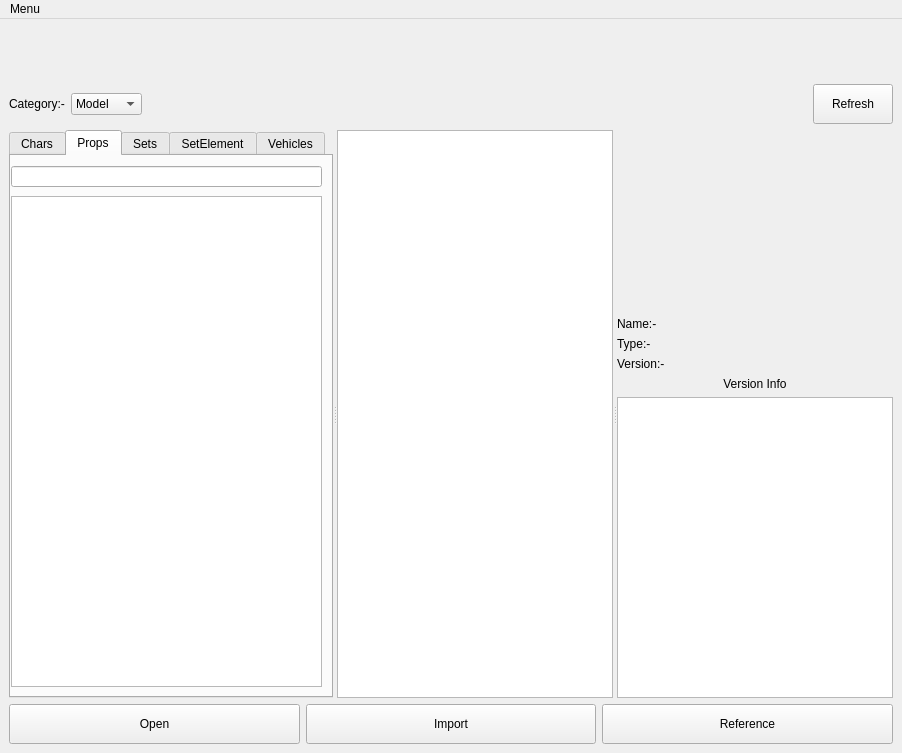
Old version of the form bsPipe/bs_ui/bsui_asset/bsui_assetManager.ui in the repository amolrupnar/bsPipe.
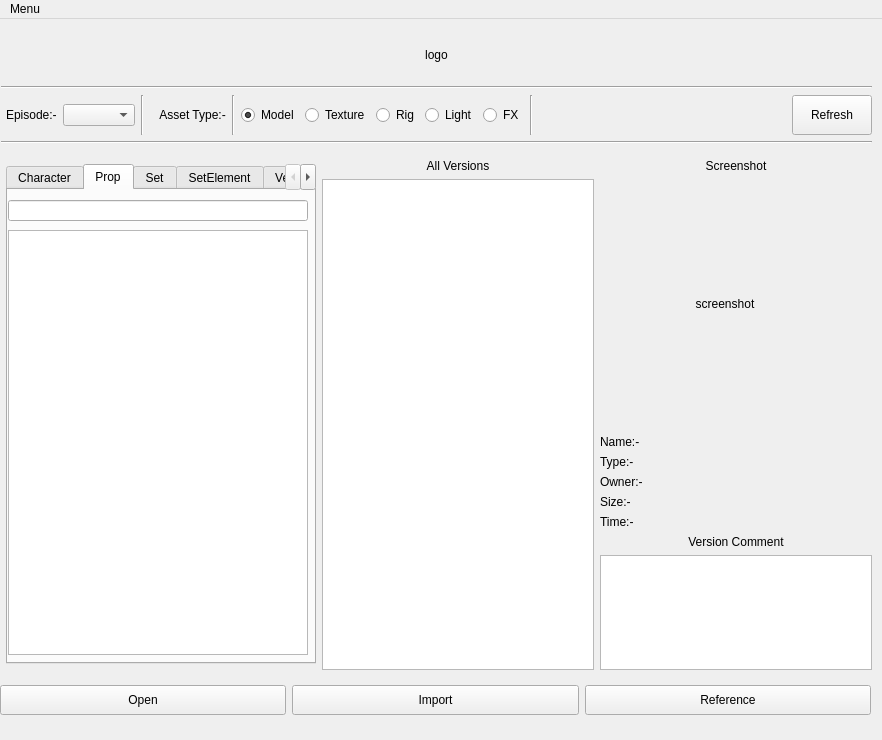
New version of the form. The open tabs and pages were chosen to show the change.

What changed in the file:
```diff
--- a/bsPipe/bs_ui/bsui_asset/bsui_assetManager.ui
+++ b/bsPipe/bs_ui/bsui_asset/bsui_assetManager.ui
@@ -6,16 +6,43 @@
    <rect>
     <x>0</x>
     <y>0</y>
-    <width>902</width>
-    <height>753</height>
+    <width>882</width>
+    <height>740</height>
    </rect>
   </property>
+  <property name="sizePolicy">
+   <sizepolicy hsizetype="Fixed" vsizetype="Fixed">
+    <horstretch>0</horstretch>
+    <verstretch>0</verstretch>
+   </sizepolicy>
+  </property>
+  <property name="minimumSize">
+   <size>
+    <width>882</width>
+    <height>740</height>
+   </size>
+  </property>
+  <property name="maximumSize">
+   <size>
+    <width>882</width>
+    <height>740</height>
+   </size>
+  </property>
   <property name="windowTitle">
    <string>Bioscopewala Asset Manager</string>
   </property>
   <widget class="QWidget" name="centralwidget">
-   <layout class="QGridLayout" name="gridLayout_2">
-    <item row="0" column="0">
+   <widget class="QWidget" name="layoutWidget">
+    <property name="geometry">
+     <rect>
+      <x>1</x>
+      <y>11</y>
+      <width>871</width>
+      <height>118</height>
+     </rect>
+    </property>
+    <layout class="QVBoxLayout" name="verticalLayout_4">
+     <item>
      <widget class="QLabel" name="logo_lbl">
       <property name="sizePolicy">
        <sizepolicy hsizetype="Preferred" vsizetype="Fixed">
@@ -23,6 +50,12 @@
         <verstretch>1</verstretch>
        </sizepolicy>
       </property>
+       <property name="minimumSize">
+        <size>
+         <width>0</width>
+         <height>50</height>
+        </size>
+       </property>
       <property name="maximumSize">
        <size>
         <width>16777215</width>
@@ -33,12 +66,42 @@
        <string>ui logo</string>
       </property>
       <property name="text">
-       <string/>
-      </property>
-     </widget>
-    </item>
-    <item row="1" column="0">
+        <string>logo</string>
+       </property>
+       <property name="alignment">
+        <set>Qt::AlignCenter</set>
+       </property>
+      </widget>
+     </item>
+     <item>
+      <widget class="Line" name="line_3">
+       <property name="orientation">
+        <enum>Qt::Horizontal</enum>
+       </property>
+      </widget>
+     </item>
+     <item>
      <layout class="QHBoxLayout" name="horizontalLayout_3">
+       <property name="leftMargin">
+        <number>5</number>
+       </property>
+       <item>
+        <widget class="QLabel" name="episode_lbl">
+         <property name="text">
+          <string>Episode:-</string>
+         </property>
+        </widget>
+       </item>
+       <item>
+        <widget class="QComboBox" name="episode_cBox"/>
+       </item>
+       <item>
+        <widget class="Line" name="line_5">
+         <property name="orientation">
+          <enum>Qt::Vertical</enum>
+         </property>
+        </widget>
+       </item>
       <item>
        <widget class="QLabel" name="label_7">
         <property name="sizePolicy">
@@ -48,49 +111,60 @@
          </sizepolicy>
         </property>
         <property name="text">
-         <string>Category:-</string>
+          <string>   Asset Type:-</string>
         </property>
        </widget>
       </item>
       <item>
-       <widget class="QComboBox" name="bsAm_category_cBox">
-        <property name="sizePolicy">
-         <sizepolicy hsizetype="Fixed" vsizetype="Fixed">
-          <horstretch>0</horstretch>
-          <verstretch>0</verstretch>
-         </sizepolicy>
-        </property>
-        <property name="maximumSize">
-         <size>
-          <width>108</width>
-          <height>16777215</height>
-         </size>
-        </property>
+        <widget class="Line" name="line">
+         <property name="orientation">
+          <enum>Qt::Vertical</enum>
+         </property>
+        </widget>
+       </item>
         <item>
+        <widget class="QRadioButton" name="model_RB">
          <property name="text">
           <string>Model</string>
          </property>
+         <property name="checked">
+          <bool>true</bool>
+         </property>
+        </widget>
         </item>
         <item>
+        <widget class="QRadioButton" name="texture_RB">
          <property name="text">
           <string>Texture</string>
          </property>
+        </widget>
         </item>
         <item>
+        <widget class="QRadioButton" name="rig_RB">
          <property name="text">
           <string>Rig</string>
          </property>
+        </widget>
         </item>
         <item>
+        <widget class="QRadioButton" name="light_RB">
          <property name="text">
           <string>Light</string>
          </property>
+        </widget>
         </item>
         <item>
+        <widget class="QRadioButton" name="fx_RB">
          <property name="text">
           <string>FX</string>
          </property>
-        </item>
+        </widget>
+       </item>
+       <item>
+        <widget class="Line" name="line_2">
+         <property name="orientation">
+          <enum>Qt::Vertical</enum>
+         </property>
        </widget>
       </item>
       <item>
@@ -120,6 +194,12 @@
           <height>40</height>
          </size>
         </property>
+         <property name="maximumSize">
+          <size>
+           <width>16777215</width>
+           <height>40</height>
+          </size>
+         </property>
         <property name="text">
          <string>Refresh</string>
         </property>
@@ -127,98 +207,48 @@
       </item>
      </layout>
     </item>
-    <item row="3" column="0">
+     <item>
+      <widget class="Line" name="line_4">
+       <property name="orientation">
+        <enum>Qt::Horizontal</enum>
+       </property>
+      </widget>
+     </item>
+    </layout>
+   </widget>
+   <widget class="QWidget" name="layoutWidget">
+    <property name="geometry">
+     <rect>
+      <x>1</x>
+      <y>140</y>
+      <width>871</width>
+      <height>511</height>
+     </rect>
+    </property>
      <layout class="QHBoxLayout" name="horizontalLayout_2">
       <item>
-       <widget class="QPushButton" name="bsAm_open_pb">
-        <property name="sizePolicy">
-         <sizepolicy hsizetype="Minimum" vsizetype="MinimumExpanding">
-          <horstretch>0</horstretch>
-          <verstretch>0</verstretch>
-         </sizepolicy>
-        </property>
-        <property name="minimumSize">
-         <size>
-          <width>0</width>
-          <height>40</height>
-         </size>
-        </property>
-        <property name="text">
-         <string>Open</string>
-        </property>
-       </widget>
-      </item>
-      <item>
-       <widget class="QPushButton" name="bsAm_import_pb">
-        <property name="sizePolicy">
-         <sizepolicy hsizetype="Minimum" vsizetype="MinimumExpanding">
-          <horstretch>0</horstretch>
-          <verstretch>0</verstretch>
-         </sizepolicy>
-        </property>
-        <property name="minimumSize">
-         <size>
-          <width>0</width>
-          <height>40</height>
-         </size>
-        </property>
-        <property name="text">
-         <string>Import</string>
-        </property>
-       </widget>
-      </item>
-      <item>
-       <widget class="QPushButton" name="bsAm_reference_pb">
-        <property name="sizePolicy">
-         <sizepolicy hsizetype="Minimum" vsizetype="MinimumExpanding">
-          <horstretch>0</horstretch>
-          <verstretch>0</verstretch>
-         </sizepolicy>
-        </property>
-        <property name="minimumSize">
-         <size>
-          <width>0</width>
-          <height>40</height>
-         </size>
-        </property>
-        <property name="text">
-         <string>Reference</string>
-        </property>
-       </widget>
-      </item>
-     </layout>
-    </item>
-    <item row="2" column="0">
-     <widget class="QSplitter" name="splitter">
-      <property name="sizePolicy">
-       <sizepolicy hsizetype="Expanding" vsizetype="Preferred">
-        <horstretch>0</horstretch>
-        <verstretch>1</verstretch>
-       </sizepolicy>
-      </property>
-      <property name="orientation">
-       <enum>Qt::Horizontal</enum>
-      </property>
-      <widget class="QWidget" name="layoutWidget">
        <layout class="QVBoxLayout" name="verticalLayout">
+       <property name="leftMargin">
+        <number>5</number>
+       </property>
         <item>
          <widget class="QTabWidget" name="bsAm_asset_tw">
           <property name="sizePolicy">
-           <sizepolicy hsizetype="MinimumExpanding" vsizetype="Expanding">
+          <sizepolicy hsizetype="Fixed" vsizetype="Fixed">
             <horstretch>0</horstretch>
             <verstretch>0</verstretch>
            </sizepolicy>
           </property>
           <property name="minimumSize">
            <size>
-            <width>300</width>
-            <height>0</height>
+           <width>310</width>
+           <height>425</height>
            </size>
           </property>
           <property name="maximumSize">
            <size>
-            <width>16777215</width>
-            <height>16777215</height>
+           <width>300</width>
+           <height>500</height>
            </size>
           </property>
           <property name="currentIndex">
@@ -226,7 +256,7 @@
           </property>
           <widget class="QWidget" name="chars_tab">
            <attribute name="title">
-            <string>Chars</string>
+           <string>Character</string>
            </attribute>
            <widget class="QListWidget" name="bsAm_chars_lw">
             <property name="geometry">
@@ -257,32 +287,62 @@
           </widget>
           <widget class="QWidget" name="props_tab">
            <attribute name="title">
-            <string>Props</string>
+           <string>Prop</string>
            </attribute>
            <widget class="QListWidget" name="bsAm_props_lw">
             <property name="geometry">
              <rect>
               <x>0</x>
               <y>40</y>
-              <width>311</width>
-              <height>491</height>
-             </rect>
-            </property>
+             <width>300</width>
+             <height>425</height>
+            </rect>
+           </property>
+           <property name="sizePolicy">
+            <sizepolicy hsizetype="Fixed" vsizetype="Fixed">
+             <horstretch>0</horstretch>
+             <verstretch>0</verstretch>
+            </sizepolicy>
+           </property>
+           <property name="minimumSize">
+            <size>
+             <width>300</width>
+             <height>425</height>
+            </size>
+           </property>
+           <property name="maximumSize">
+            <size>
+             <width>300</width>
+             <height>425</height>
+            </size>
+           </property>
            </widget>
            <widget class="QLineEdit" name="bsAm_propSearch_LE">
             <property name="geometry">
              <rect>
               <x>0</x>
               <y>10</y>
-              <width>311</width>
+             <width>300</width>
               <height>21</height>
              </rect>
             </property>
+           <property name="minimumSize">
+            <size>
+             <width>300</width>
+             <height>21</height>
+            </size>
+           </property>
+           <property name="maximumSize">
+            <size>
+             <width>300</width>
+             <height>21</height>
+            </size>
+           </property>
            </widget>
           </widget>
           <widget class="QWidget" name="sets_tab">
            <attribute name="title">
-            <string>Sets</string>
+           <string>Set</string>
            </attribute>
            <widget class="QListWidget" name="bsAm_sets_lw">
             <property name="geometry">
@@ -332,7 +392,7 @@
           </widget>
           <widget class="QWidget" name="vehicles_tab">
            <attribute name="title">
-            <string>Vehicles</string>
+           <string>Vehicle</string>
            </attribute>
            <widget class="QListWidget" name="bsAm_vehicles_lw">
             <property name="geometry">
@@ -358,10 +418,36 @@
          </widget>
         </item>
        </layout>
-      </widget>
+     </item>
+     <item>
+      <layout class="QVBoxLayout" name="verticalLayout_3">
+       <item>
+        <widget class="QLabel" name="label_5">
+         <property name="text">
+          <string>All Versions</string>
+         </property>
+         <property name="alignment">
+          <set>Qt::AlignCenter</set>
+         </property>
+        </widget>
+       </item>
+       <item>
       <widget class="QListWidget" name="bsAm_assetVersions_lw"/>
-      <widget class="QWidget" name="layoutWidget">
+       </item>
+      </layout>
+     </item>
+     <item>
        <layout class="QVBoxLayout" name="verticalLayout_2">
+       <item>
+        <widget class="QLabel" name="label_6">
+         <property name="text">
+          <string>Screenshot</string>
+         </property>
+         <property name="alignment">
+          <set>Qt::AlignCenter</set>
+         </property>
+        </widget>
+       </item>
         <item>
          <widget class="QLabel" name="imageView_lbl">
           <property name="sizePolicy">
@@ -370,14 +456,23 @@
             <verstretch>0</verstretch>
            </sizepolicy>
           </property>
+         <property name="minimumSize">
+          <size>
+           <width>250</width>
+           <height>250</height>
+          </size>
+         </property>
           <property name="maximumSize">
            <size>
-            <width>16777215</width>
-            <height>181</height>
+           <width>250</width>
+           <height>250</height>
            </size>
           </property>
           <property name="text">
-           <string/>
+          <string>screenshot</string>
+         </property>
+         <property name="alignment">
+          <set>Qt::AlignCenter</set>
           </property>
          </widget>
         </item>
@@ -397,20 +492,6 @@
             </property>
            </widget>
           </item>
-          <item row="2" column="0">
-           <widget class="QLabel" name="label_3">
-            <property name="text">
-             <string>Version:-</string>
-            </property>
-           </widget>
-          </item>
-          <item row="1" column="0">
-           <widget class="QLabel" name="label_2">
-            <property name="text">
-             <string>Type:-</string>
-            </property>
-           </widget>
-          </item>
           <item row="0" column="1">
            <widget class="QLabel" name="name_lbl">
             <property name="text">
@@ -418,8 +499,50 @@
             </property>
            </widget>
           </item>
-          <item row="2" column="1">
-           <widget class="QLabel" name="version_lbl">
+         <item row="1" column="1">
+          <widget class="QLabel" name="type_lbl">
+           <property name="text">
+            <string/>
+           </property>
+          </widget>
+         </item>
+         <item row="1" column="0">
+          <widget class="QLabel" name="label_2">
+           <property name="text">
+            <string>Type:-</string>
+           </property>
+          </widget>
+         </item>
+         <item row="2" column="0">
+          <widget class="QLabel" name="label_3">
+           <property name="text">
+            <string>Owner:-</string>
+           </property>
+          </widget>
+         </item>
+         <item row="3" column="0">
+          <widget class="QLabel" name="label_8">
+           <property name="text">
+            <string>Size:-</string>
+           </property>
+          </widget>
+         </item>
+         <item row="4" column="0">
+          <widget class="QLabel" name="label_9">
+           <property name="text">
+            <string>Time:-</string>
+           </property>
+          </widget>
+         </item>
+         <item row="3" column="1">
+          <widget class="QLabel" name="size_lbl">
+           <property name="text">
+            <string/>
+           </property>
+          </widget>
+         </item>
+         <item row="4" column="1">
+          <widget class="QLabel" name="time_lbl">
             <property name="text">
              <string/>
             </property>
@@ -430,7 +553,7 @@
         <item>
          <widget class="QLabel" name="label_4">
           <property name="text">
-           <string>Version Info</string>
+          <string>Version Comment</string>
           </property>
           <property name="alignment">
            <set>Qt::AlignCenter</set>
@@ -441,17 +564,103 @@
          <widget class="QListWidget" name="bsAm_versionInfo_lw"/>
         </item>
        </layout>
-      </widget>
-     </widget>
-    </item>
-   </layout>
+     </item>
+    </layout>
+   </widget>
+   <widget class="QWidget" name="layoutWidget">
+    <property name="geometry">
+     <rect>
+      <x>0</x>
+      <y>660</y>
+      <width>871</width>
+      <height>42</height>
+     </rect>
+    </property>
+    <layout class="QHBoxLayout" name="horizontalLayout">
+     <item>
+      <widget class="QPushButton" name="bsAm_open_pb">
+       <property name="sizePolicy">
+        <sizepolicy hsizetype="Minimum" vsizetype="MinimumExpanding">
+         <horstretch>0</horstretch>
+         <verstretch>0</verstretch>
+        </sizepolicy>
+       </property>
+       <property name="minimumSize">
+        <size>
+         <width>0</width>
+         <height>30</height>
+        </size>
+       </property>
+       <property name="maximumSize">
+        <size>
+         <width>16777215</width>
+         <height>30</height>
+        </size>
+       </property>
+       <property name="text">
+        <string>Open</string>
+       </property>
+      </widget>
+     </item>
+     <item>
+      <widget class="QPushButton" name="bsAm_import_pb">
+       <property name="sizePolicy">
+        <sizepolicy hsizetype="Minimum" vsizetype="MinimumExpanding">
+         <horstretch>0</horstretch>
+         <verstretch>0</verstretch>
+        </sizepolicy>
+       </property>
+       <property name="minimumSize">
+        <size>
+         <width>0</width>
+         <height>30</height>
+        </size>
+       </property>
+       <property name="maximumSize">
+        <size>
+         <width>16777215</width>
+         <height>30</height>
+        </size>
+       </property>
+       <property name="text">
+        <string>Import</string>
+       </property>
+      </widget>
+     </item>
+     <item>
+      <widget class="QPushButton" name="bsAm_reference_pb">
+       <property name="sizePolicy">
+        <sizepolicy hsizetype="Minimum" vsizetype="MinimumExpanding">
+         <horstretch>0</horstretch>
+         <verstretch>0</verstretch>
+        </sizepolicy>
+       </property>
+       <property name="minimumSize">
+        <size>
+         <width>0</width>
+         <height>30</height>
+        </size>
+       </property>
+       <property name="maximumSize">
+        <size>
+         <width>16777215</width>
+         <height>30</height>
+        </size>
+       </property>
+       <property name="text">
+        <string>Reference</string>
+       </property>
+      </widget>
+     </item>
+    </layout>
+   </widget>
   </widget>
   <widget class="QMenuBar" name="menubar">
    <property name="geometry">
     <rect>
      <x>0</x>
      <y>0</y>
-     <width>902</width>
+     <width>882</width>
      <height>21</height>
     </rect>
    </property>
```
Left out of the diff: 144 changed lines with no effect on the pictures. Lines whose indentation alone changed are shown as unchanged.
